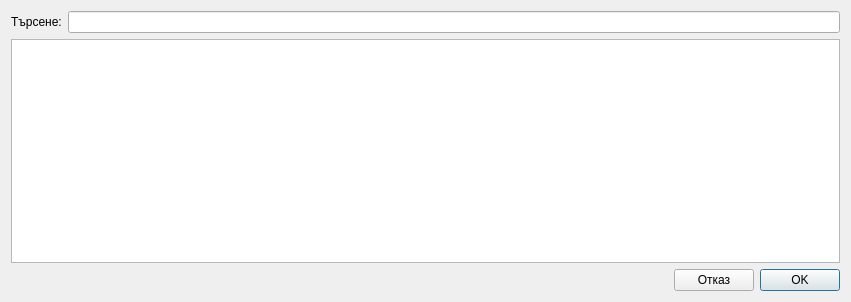
This is src/View/Widgets/TableViewDialog.ui in thefinalcutbg/DinoDent as Qt 5 draws it before an edit. The edited form follows.
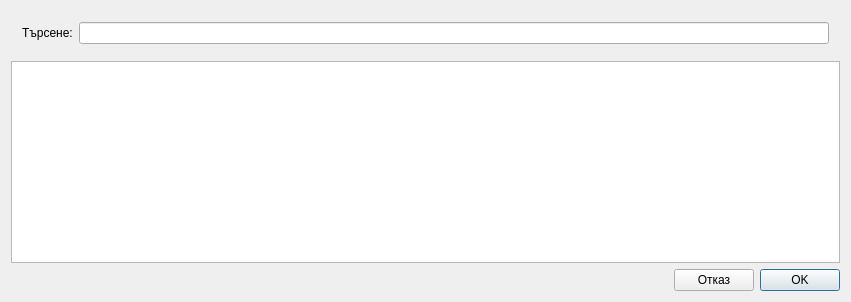
This is the edited form.

Commit message: add search bar remove function

```diff
--- a/src/View/Widgets/TableViewDialog.ui
+++ b/src/View/Widgets/TableViewDialog.ui
@@ -26,6 +26,7 @@
   </property>
   <layout class="QVBoxLayout" name="verticalLayout">
    <item>
+    <widget class="QFrame" name="searchFrame">
     <layout class="QHBoxLayout" name="horizontalLayout_2">
      <item>
       <widget class="QLabel" name="label">
@@ -38,6 +39,7 @@
       <widget class="QLineEdit" name="searchEdit"/>
      </item>
     </layout>
+    </widget>
    </item>
    <item>
     <widget class="QTableView" name="tableView"/>
```
Lines whose indentation alone changed are shown as unchanged. The commit also changes 3 other files.
